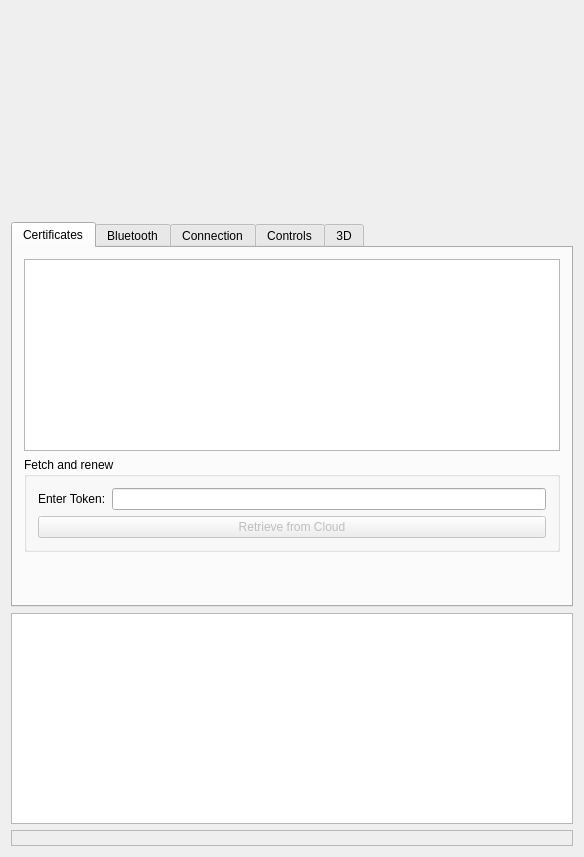
clariusdev/solum, file examples/solum_qt/solum/solumqt.ui: the form before one commit.
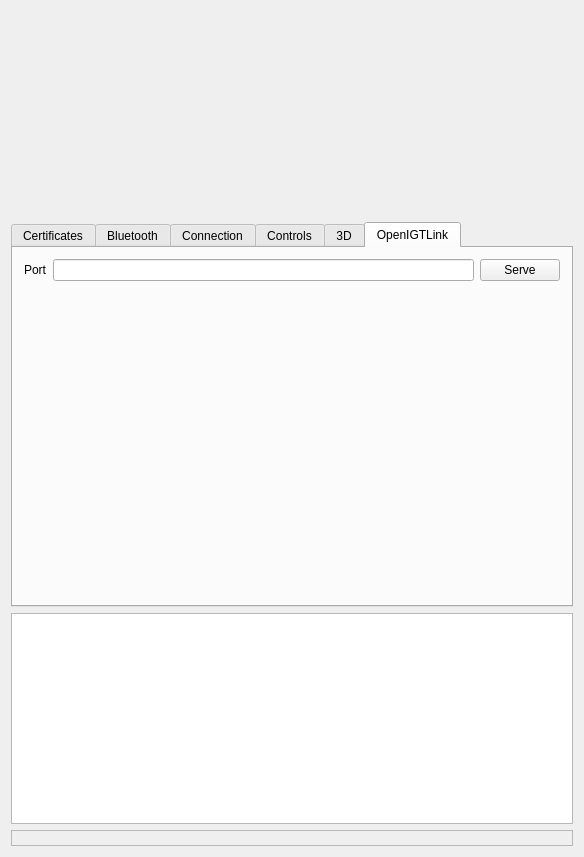
The form after the commit. The open tabs and pages were chosen to show the change. Custom widgets are drawn as their Qt base class.

Commit message: Qt: OpenIGTLink: add a tab to configure the port

```diff
--- a/examples/solum_qt/solum/solumqt.ui
+++ b/examples/solum_qt/solum/solumqt.ui
@@ -1055,6 +1055,59 @@
         </item>
        </layout>
       </widget>
+      <widget class="QWidget" name="_igtl">
+       <property name="enabled">
+        <bool>true</bool>
+       </property>
+       <attribute name="title">
+        <string>OpenIGTLink</string>
+       </attribute>
+       <layout class="QGridLayout">
+        <item row="0" column="2">
+         <widget class="QPushButton" name="igtlserve">
+          <property name="text">
+           <string>Serve</string>
+          </property>
+         </widget>
+        </item>
+        <item row="0" column="0">
+         <widget class="QLabel" name="_igtlport_label">
+          <property name="text">
+           <string>Port</string>
+          </property>
+          <property name="buddy">
+           <cstring>igtlport</cstring>
+          </property>
+         </widget>
+        </item>
+        <item row="0" column="1">
+         <widget class="QLineEdit" name="igtlport"/>
+        </item>
+        <item row="2" column="0" colspan="3">
+         <layout class="QGridLayout">
+          <item row="0" column="0">
+           <widget class="QLabel" name="igtlStatusServer"/>
+          </item>
+          <item row="0" column="1">
+           <widget class="QLabel" name="igtlStatusClient"/>
+          </item>
+         </layout>
+        </item>
+        <item row="3" column="0" colspan="3">
+         <spacer>
+          <property name="orientation">
+           <enum>Qt::Vertical</enum>
+          </property>
+          <property name="sizeHint" stdset="0">
+           <size>
+            <width>0</width>
+            <height>0</height>
+           </size>
+          </property>
+         </spacer>
+        </item>
+       </layout>
+      </widget>
      </widget>
     </item>
     <item>
```
